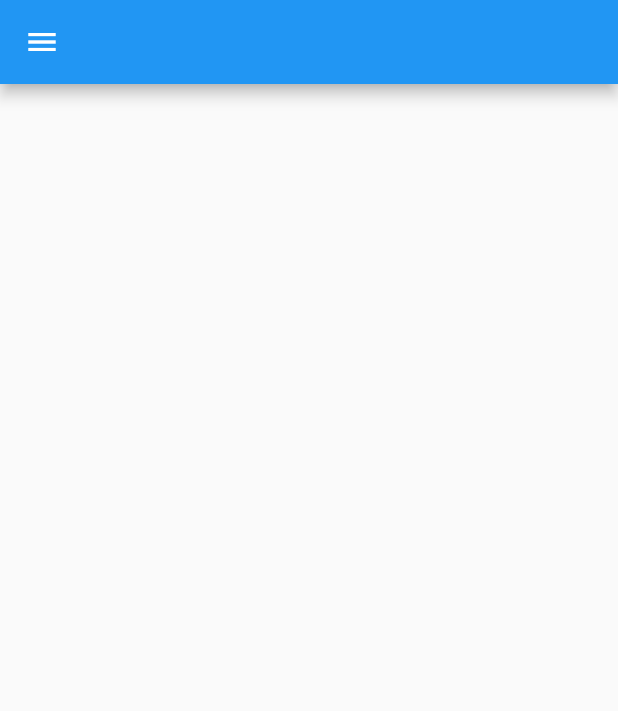
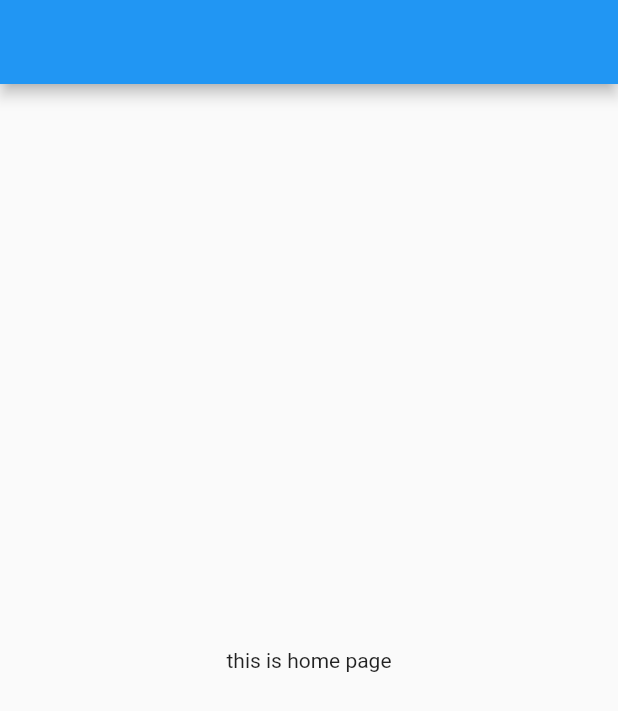
Before and after one commit to manmohit-code/amazon_ui, a Flutter app: the HomeWidget screen opened directly, on a phone screen of 412 x 824 dp. Shown: the top 711 px of the screen. Run offline on Flutter 3.47's test engine with Material 2 defaults, Android fonts, the phone set to English and light mode, and no system bars.

Commit message:
Day 4 completed

```diff
--- a/lib/Screens/home_widget.dart
+++ b/lib/Screens/home_widget.dart
@@ -14,8 +14,9 @@ class _HomeWidgetState extends State<HomeWidget> {
   Widget build(BuildContext context) {
     return Scaffold(
       appBar: AppBar(),
-      body: const Center(),
-      drawer: const Drawer(),
+      body: const Center(
+        child: Text("this is home page"),
+      ),
     );
   }
 }
```
Also changed, not shown: lib/Screens/Login_Page.dart (+9 -8 lines), lib/main.dart (+11 -1 lines).
